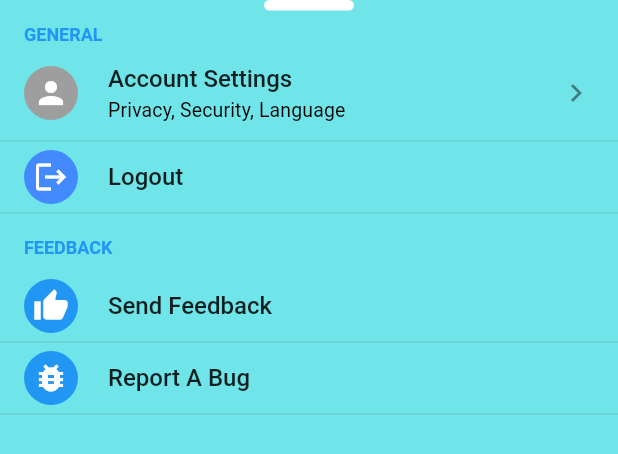
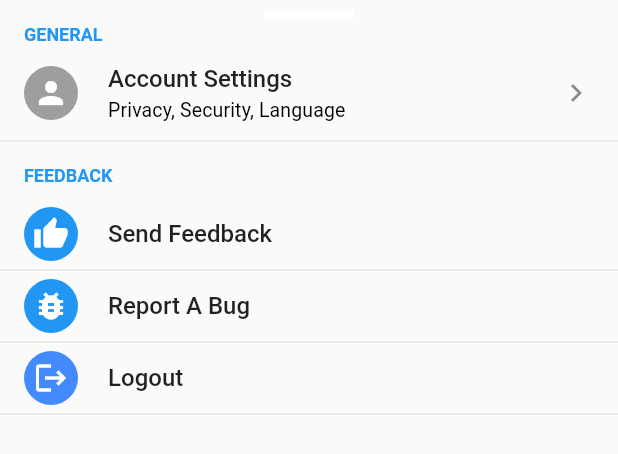
Before and after one commit to alexandrutm/EventManager, a Flutter app: the SettingsPage widget shown alone on an empty page, opened directly, on a phone screen of 412 x 824 dp. Shown: the top 454 px of the screen. Run offline on Flutter 3.47's test engine with Material 2 defaults, Android fonts, the phone set to English and light mode, and no system bars; drawn by our look-alikes of flutter_settings_screens; our stand-ins replace cloud_firestore, firebase_auth, firebase_core, firebase_storage, flutter_svg, google_sign_in and 2 more; accounts and stored records are empty; network calls fail; project files that could hold a hidden picture were left out.

Commit message:
set light theme for entire app

```diff
--- a/eventmanager/lib/main.dart
+++ b/eventmanager/lib/main.dart
@@ -34,10 +34,7 @@ class EventManager extends StatelessWidget {
       child: MaterialApp(
         debugShowCheckedModeBanner: false,
         title: 'EventManager',
-        theme: ThemeData.light().copyWith(
-            splashColor: Colors.blue,
-            scaffoldBackgroundColor: mobileBkgColor,
-            canvasColor: mobileBkgColor),
+        theme: ThemeData.light(),
         home: StreamBuilder(
           stream: FirebaseAuth.instance.authStateChanges(),
           builder: (context, snapshot) {
@@ -55,7 +52,6 @@ class EventManager extends StatelessWidget {
                 );
               }
             }
-
             // means connection to future hasnt been made yet
             if (snapshot.connectionState == ConnectionState.waiting) {
               return const Center(
--- a/eventmanager/lib/pages/home_page.dart
+++ b/eventmanager/lib/pages/home_page.dart
@@ -20,19 +20,15 @@ class _HomePageState extends State<HomePage> {
     final width = MediaQuery.of(context).size.width;
 
     return Scaffold(
-      backgroundColor:
-          width > webScreenSize ? webBackgroundColor : mobileBkgColor,
       appBar: width > webScreenSize
           ? null
           : AppBar(
               automaticallyImplyLeading: false,
-              backgroundColor: mobileBkgColor,
               centerTitle: false,
               title: const Text(
                 'Event Manager',
                 style: TextStyle(
                     fontFamily: 'Billabong',
-                    color: primaryColorBlack,
                     fontSize: 32,
                     fontWeight: FontWeight.bold),
               ),
--- a/eventmanager/lib/pages/settings_page.dart
+++ b/eventmanager/lib/pages/settings_page.dart
@@ -16,6 +16,7 @@ class SettingsPage extends StatelessWidget {
         clipBehavior: Clip.none,
         children: [
           Positioned(
+            top: 6,
             child: Container(
               width: 60,
               height: 7,
@@ -29,9 +30,8 @@ class SettingsPage extends StatelessWidget {
             children: [
               SettingsGroup(
                 title: 'General',
-                children: <Widget>[
-                  const AccountSettings(),
-                  buildLogout(context),
+                children: const <Widget>[
+                  AccountSettings(),
                 ],
               ),
               SettingsGroup(
@@ -42,6 +42,7 @@ class SettingsPage extends StatelessWidget {
                   ),
                   buildSendFeedback(context),
                   buildReportBug(context),
+                  buildLogout(context),
                 ],
               ),
             ],
```
Also changed, not shown: eventmanager/lib/pages/profile_page.dart (+2 -8 lines), eventmanager/lib/responsive/mobile_screen_layout.dart (+4 -18 lines).
